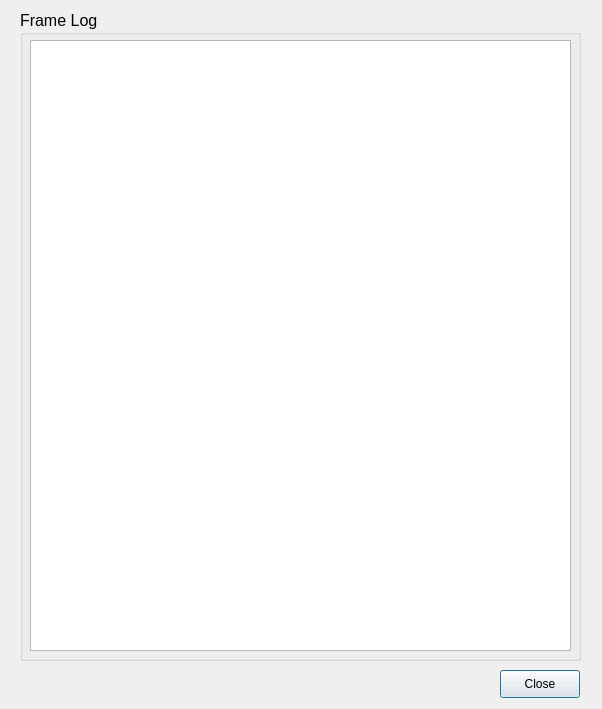
Before: the Qt Designer form QtDesigner/LogViewer.ui in opalmer/pyfarm, drawn with Qt 5.
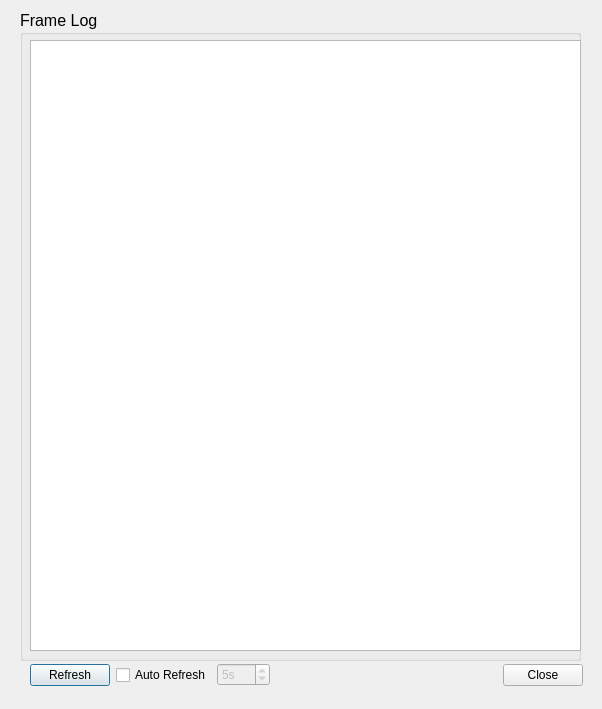
After: the same form once the commit is applied.

The edit to the form file:
```diff
--- a/QtDesigner/LogViewer.ui
+++ b/QtDesigner/LogViewer.ui
@@ -29,12 +29,12 @@
    <property name="title" >
     <string>Frame Log</string>
    </property>
-   <widget class="QTextBrowser" name="log" >
-    <property name="geometry" >
+   <widget class="QTextBrowser" name="log">
+    <property name="geometry">
      <rect>
       <x>10</x>
       <y>30</y>
-      <width>541</width>
+      <width>551</width>
       <height>611</height>
      </rect>
     </property>
@@ -45,18 +45,70 @@
     </property>
    </widget>
   </widget>
-  <widget class="QPushButton" name="closeLogViewer" >
-   <property name="geometry" >
+  <widget class="QWidget" name="layoutWidget">
+   <property name="geometry">
     <rect>
-     <x>500</x>
-     <y>670</y>
-     <width>80</width>
-     <height>28</height>
+     <x>30</x>
+     <y>660</y>
+     <width>553</width>
+     <height>30</height>
     </rect>
    </property>
-   <property name="text" >
-    <string>Close</string>
-   </property>
+   <layout class="QHBoxLayout" name="horizontalLayout">
+    <item>
+     <widget class="QPushButton" name="refreshNow">
+      <property name="text">
+       <string>Refresh</string>
+      </property>
+     </widget>
+    </item>
+    <item>
+     <widget class="QCheckBox" name="autoRefresh">
+      <property name="text">
+       <string>Auto Refresh</string>
+      </property>
+     </widget>
+    </item>
+    <item>
+     <widget class="QSpinBox" name="refreshTime">
+      <property name="enabled">
+       <bool>false</bool>
+      </property>
+      <property name="suffix">
+       <string>s</string>
+      </property>
+      <property name="minimum">
+       <number>1</number>
+      </property>
+      <property name="maximum">
+       <number>600</number>
+      </property>
+      <property name="value">
+       <number>5</number>
+      </property>
+     </widget>
+    </item>
+    <item>
+     <spacer name="horizontalSpacer">
+      <property name="orientation">
+       <enum>Qt::Horizontal</enum>
+      </property>
+      <property name="sizeHint" stdset="0">
+       <size>
+        <width>188</width>
+        <height>20</height>
+       </size>
+      </property>
+     </spacer>
+    </item>
+    <item>
+     <widget class="QPushButton" name="closeButton">
+      <property name="text">
+       <string>Close</string>
+      </property>
+     </widget>
+    </item>
+   </layout>
   </widget>
  </widget>
  <resources/>
```
Left out of the diff: 27 changed lines with no effect on the pictures.
